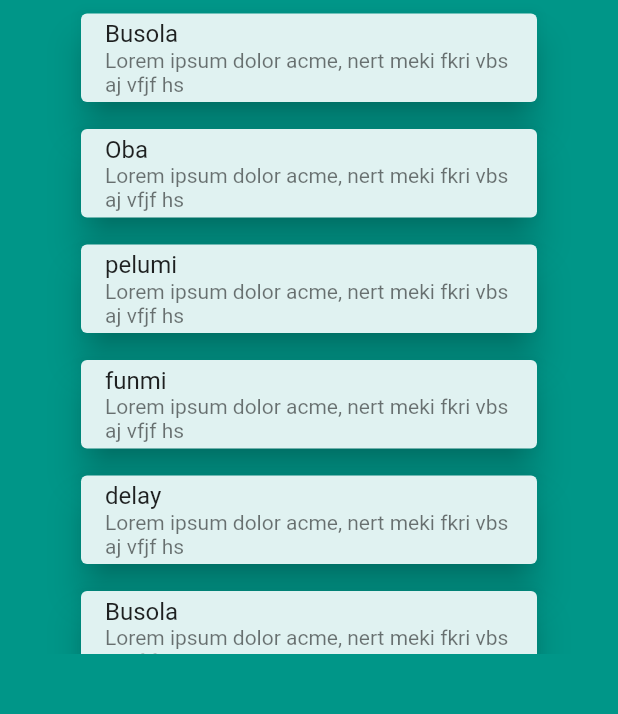
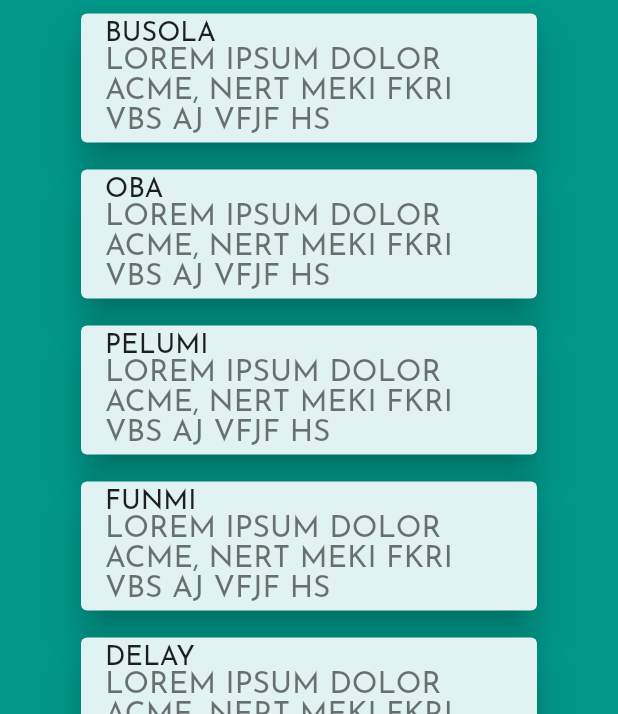
Before and after one commit to Obalolu/daddys_birthday_app, a Flutter app: the DisplayMessages screen opened directly, on a phone screen of 412 x 824 dp, the part 522-1236 px from its top. Run offline on Flutter 3.47's test engine with Material 2 defaults, Android fonts, the phone set to English and light mode, and no system bars.

Commit message:
more changes

```diff
--- a/lib/display_messages.dart
+++ b/lib/display_messages.dart
@@ -11,9 +11,9 @@ class _DisplayMessagesState extends State<DisplayMessages> {
     return Scaffold(
       backgroundColor: Colors.teal,
       body: SafeArea(
+        child: SingleChildScrollView(
           child: Container(
             padding: EdgeInsets.symmetric(horizontal: 20, vertical: 40),
-          child: SingleChildScrollView(
             child: Column(
               crossAxisAlignment: CrossAxisAlignment.center,
               children: [
@@ -68,8 +68,7 @@ class _DisplayMessagesState extends State<DisplayMessages> {
                       ),
                       // ignore: sdk_version_set_literal
                       Column(
-                          children:
-                              List.generate(this.messages.length, (index) {
+                        children: List.generate(this.messages.length, (index) {
                           var item = this.messages[index];
                           return Padding(
                             padding: EdgeInsets.symmetric(
@@ -80,8 +79,20 @@ class _DisplayMessagesState extends State<DisplayMessages> {
                               child: Column(
                                 children: [
                                   ListTile(
-                                      title: Text(item['name']),
-                                      subtitle: Text(item['message']),
+                                    title: Text(
+                                      item['name'].toUpperCase(),
+                                      style: TextStyle(
+                                        fontSize: 18,
+                                        fontFamily: 'JosefinSans',
+                                      ),
+                                    ),
+                                    subtitle: Text(
+                                      item['message'].toUpperCase(),
+                                      style: TextStyle(
+                                        fontSize: 20,
+                                        fontFamily: 'JosefinSans',
+                                      ),
+                                    ),
                                   ),
                                 ],
                               ),
@@ -92,7 +103,8 @@ class _DisplayMessagesState extends State<DisplayMessages> {
                     ],
                   ),
                 )
-                ]),
+              ],
+            ),
           ),
         ),
       ),
--- a/lib/main.dart
+++ b/lib/main.dart
@@ -1,4 +1,6 @@
 import 'package:flutter/material.dart';
+
+import 'display_messages.dart';
 
 void main() => runApp(MyApp());
 
@@ -11,8 +13,9 @@ class MyApp extends StatelessWidget {
       debugShowCheckedModeBanner: false,
       theme: ThemeData(
         primarySwatch: Colors.blue,
+        textTheme: Typography.blackCupertino
       ),
-      home: MyHomePage(title: 'Flutter Demo Home Page'),
+      home: DisplayMessages(),
     );
   }
 }
```
Lines whose indentation alone changed are shown as unchanged.
